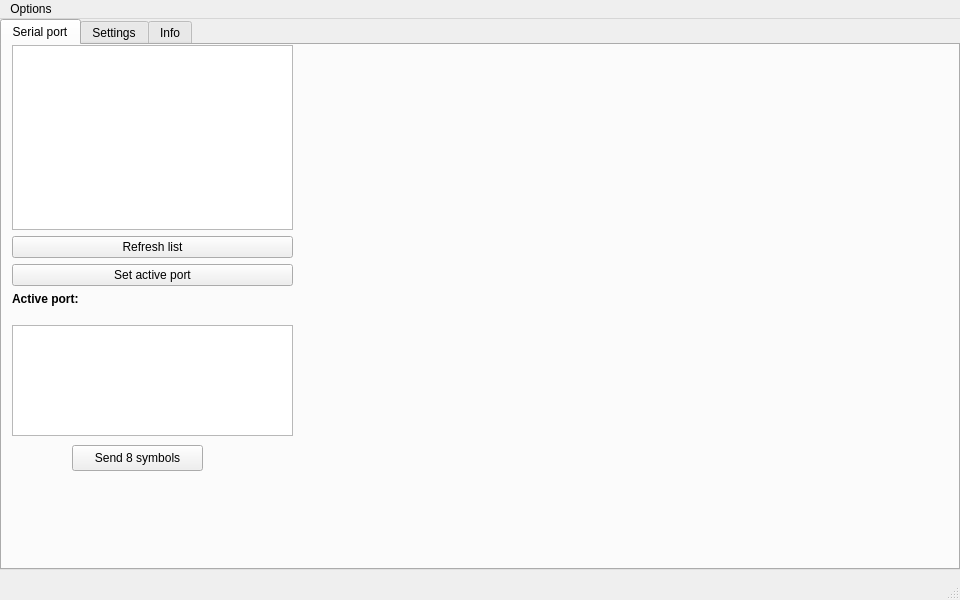
First picture: the form in mainwindow.ui, repository kr315/transientlab_app_qt6, before the edit.
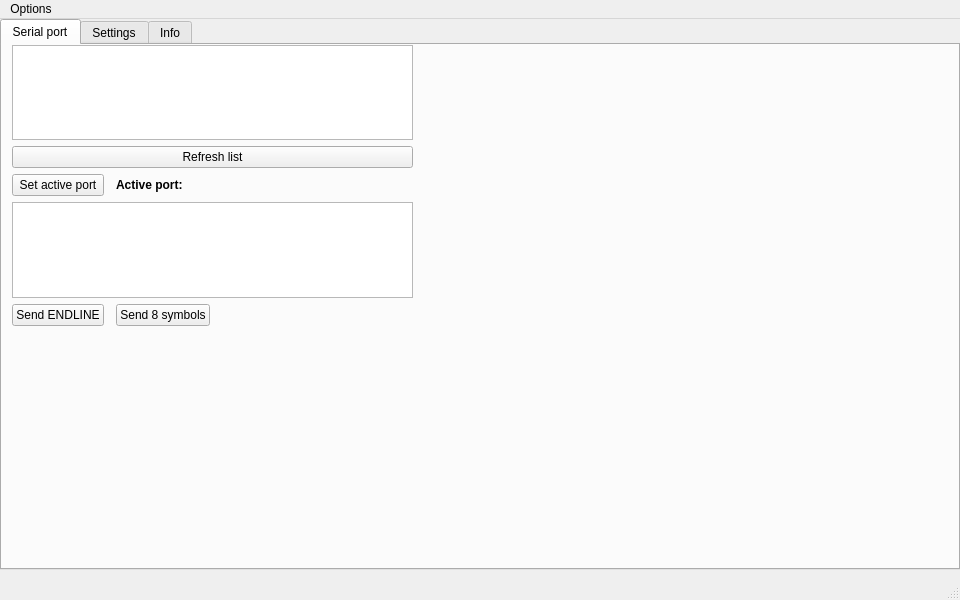
Second picture: the form after the edit.

Commit message: serial conn

The edit to the form file:
```diff
--- a/mainwindow.ui
+++ b/mainwindow.ui
@@ -35,19 +35,12 @@
        <rect>
         <x>10</x>
         <y>0</y>
-        <width>281</width>
+        <width>401</width>
         <height>281</height>
        </rect>
       </property>
       <layout class="QGridLayout" name="gridLayout_2">
-       <item row="1" column="0">
-        <widget class="QPushButton" name="refreshPortsListButton">
-         <property name="text">
-          <string>Refresh list</string>
-         </property>
-        </widget>
-       </item>
-       <item row="3" column="0">
+       <item row="2" column="2">
         <widget class="QLabel" name="label_3">
          <property name="font">
           <font>
@@ -59,7 +52,34 @@
          </property>
         </widget>
        </item>
-       <item row="0" column="0">
+       <item row="1" column="0" colspan="4">
+        <widget class="QPushButton" name="refreshPortsListButton">
+         <property name="text">
+          <string>Refresh list</string>
+         </property>
+        </widget>
+       </item>
+       <item row="2" column="3">
+        <widget class="QLabel" name="activePort">
+         <property name="sizePolicy">
+          <sizepolicy hsizetype="Preferred" vsizetype="Fixed">
+           <horstretch>100</horstretch>
+           <verstretch>0</verstretch>
+          </sizepolicy>
+         </property>
+         <property name="text">
+          <string/>
+         </property>
+        </widget>
+       </item>
+       <item row="2" column="0">
+        <widget class="QPushButton" name="setActivePortButton">
+         <property name="text">
+          <string>Set active port</string>
+         </property>
+        </widget>
+       </item>
+       <item row="0" column="0" colspan="4">
         <widget class="QListView" name="serialListView">
          <property name="editTriggers">
           <set>QAbstractItemView::EditTrigger::NoEditTriggers</set>
@@ -69,45 +89,25 @@
          </property>
         </widget>
        </item>
-       <item row="2" column="0">
-        <widget class="QPushButton" name="setActivePortButton">
+       <item row="7" column="0">
+        <widget class="QPushButton" name="sendEndToActivePortButton">
          <property name="text">
-          <string>Set active port</string>
+          <string>Send ENDLINE</string>
          </property>
         </widget>
        </item>
-       <item row="4" column="0">
-        <widget class="QLabel" name="activePort">
+       <item row="7" column="2">
+        <widget class="QPushButton" name="sendDataToActivePortButton">
          <property name="text">
-          <string/>
+          <string>Send 8 symbols</string>
          </property>
         </widget>
        </item>
+       <item row="5" column="0" colspan="4">
+        <widget class="QTextEdit" name="serial_read"/>
+       </item>
       </layout>
      </widget>
-     <widget class="QTextEdit" name="serial_read">
-      <property name="geometry">
-       <rect>
-        <x>10</x>
-        <y>280</y>
-        <width>281</width>
-        <height>111</height>
-       </rect>
-      </property>
-     </widget>
-     <widget class="QPushButton" name="sendDataToActivePortButton">
-      <property name="geometry">
-       <rect>
-        <x>70</x>
-        <y>400</y>
-        <width>131</width>
-        <height>26</height>
-       </rect>
-      </property>
-      <property name="text">
-       <string>Send 8 symbols</string>
-      </property>
-     </widget>
     </widget>
     <widget class="QWidget" name="serial_tab">
      <attribute name="title">
```
Left out of the diff: 6 changed lines with no effect on the pictures. The commit also changes 5 other files.
